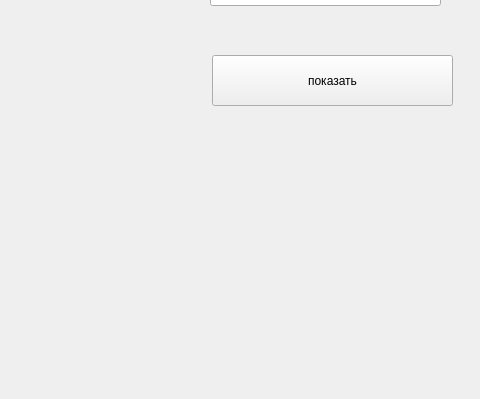
Before: the Qt Designer form map/map_designe.ui in Ivan-Fudko/map_app.py, drawn with Qt 5; both pictures show x 510 to 990 and y 195 to 594 of the 990 by 594 pixel window.
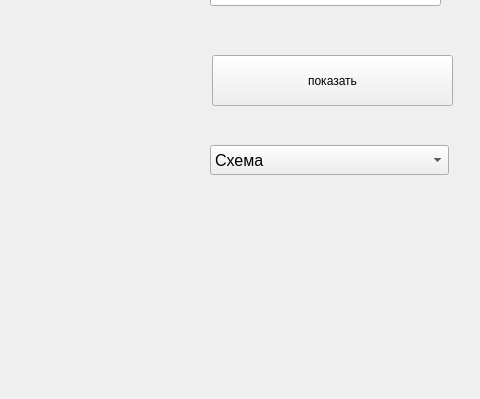
After: the same form once the commit is applied.

The edit to the form file:
```diff
--- a/map/map_designe.ui
+++ b/map/map_designe.ui
@@ -69,6 +69,39 @@
     </rect>
    </property>
   </widget>
+  <widget class="QComboBox" name="layer">
+   <property name="geometry">
+    <rect>
+     <x>720</x>
+     <y>340</y>
+     <width>239</width>
+     <height>30</height>
+    </rect>
+   </property>
+   <property name="font">
+    <font>
+     <pointsize>12</pointsize>
+    </font>
+   </property>
+   <property name="currentIndex">
+    <number>1</number>
+   </property>
+   <item>
+    <property name="text">
+     <string>Спутник</string>
+    </property>
+   </item>
+   <item>
+    <property name="text">
+     <string>Схема</string>
+    </property>
+   </item>
+   <item>
+    <property name="text">
+     <string>Гибрид</string>
+    </property>
+   </item>
+  </widget>
  </widget>
  <resources/>
  <connections/>
```
